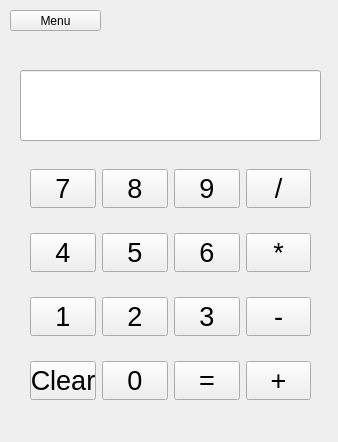
Before: the Qt Designer form viikkoteht7/teht2.ui in EhtSome1/oamk-OOP, drawn with Qt 5.
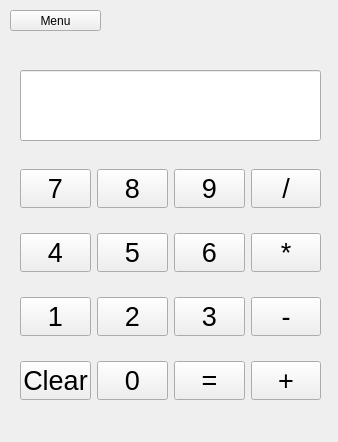
After: the same form once the commit is applied.

The edit to the form file:
```diff
--- a/viikkoteht7/teht2.ui
+++ b/viikkoteht7/teht2.ui
@@ -29,9 +29,9 @@
   <widget class="QWidget" name="gridLayoutWidget">
    <property name="geometry">
     <rect>
-     <x>30</x>
+     <x>20</x>
      <y>150</y>
-     <width>281</width>
+     <width>301</width>
      <height>271</height>
     </rect>
    </property>
@@ -236,10 +236,10 @@
   <widget class="QLabel" name="prevEq">
    <property name="geometry">
     <rect>
-     <x>20</x>
+     <x>30</x>
      <y>120</y>
-     <width>291</width>
-     <height>16</height>
+     <width>281</width>
+     <height>20</height>
     </rect>
    </property>
    <property name="text">
```
